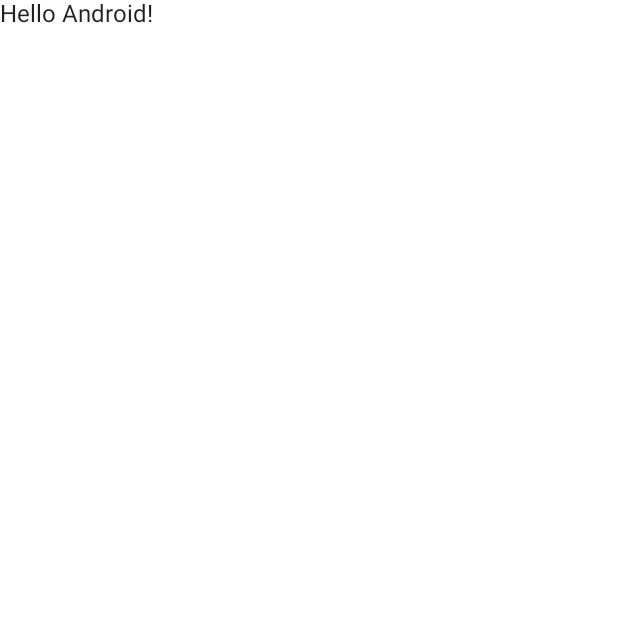
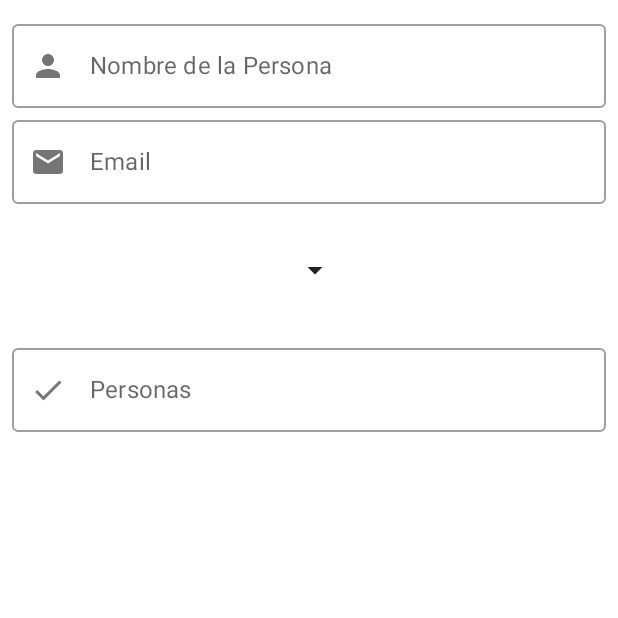
Before and after one commit to nachelysanchez/PrestamosRegisterCompose, an Android app built with Jetpack Compose: the screen it shows after launch (MainActivity), on a phone screen of 412 x 824 dp, the top half of it. Before the commit the part shown is almost empty. Run offline under Robolectric (Android 15) with nearby library versions, the phone set to English and light mode, and no system bars.

Commit message:
Creando Consulta y Registro de Personas

```diff
--- a/app/src/main/java/com/example/peopleregistercompose/MainActivity.kt
+++ b/app/src/main/java/com/example/peopleregistercompose/MainActivity.kt
@@ -3,14 +3,26 @@ package com.example.peopleregistercompose
 import android.os.Bundle
 import androidx.activity.ComponentActivity
 import androidx.activity.compose.setContent
-import androidx.compose.foundation.layout.fillMaxSize
-import androidx.compose.material.MaterialTheme
-import androidx.compose.material.Surface
-import androidx.compose.material.Text
-import androidx.compose.runtime.Composable
+import androidx.compose.foundation.clickable
+import androidx.compose.foundation.layout.*
+import androidx.compose.foundation.lazy.LazyColumn
+import androidx.compose.foundation.lazy.items
+import androidx.compose.material.*
+import androidx.compose.material.icons.Icons
+import androidx.compose.material.icons.filled.ArrowDropDown
+import androidx.compose.material.icons.filled.Check
+import androidx.compose.material.icons.filled.Email
+import androidx.compose.material.icons.filled.Person
+import androidx.compose.runtime.*
+import androidx.compose.ui.Alignment
 import androidx.compose.ui.Modifier
 import androidx.compose.ui.tooling.preview.Preview
+import androidx.compose.ui.unit.dp
+import androidx.compose.ui.unit.sp
 import com.example.peopleregistercompose.ui.theme.PeopleRegisterComposeTheme
+
+
+var selectedOcupacion: String? = null
 
 class MainActivity : ComponentActivity() {
     override fun onCreate(savedInstanceState: Bundle?) {
@@ -22,7 +34,7 @@ class MainActivity : ComponentActivity() {
                     modifier = Modifier.fillMaxSize(),
                     color = MaterialTheme.colors.background
                 ) {
-                    Greeting("Android")
+                    MyApp()
                 }
             }
         }
@@ -30,14 +42,125 @@ class MainActivity : ComponentActivity() {
 }
 
 @Composable
-fun Greeting(name: String) {
-    Text(text = "Hello $name!")
+fun MyApp() {
+    RegistroPersonaScreen()
+}
+
+@Composable
+fun ConsultaPersonaScreen(){
+    Column(modifier = Modifier.padding(8.dp)) {
+        Button(onClick = { /*TODO*/ }) {
+            Text(text = "Nuevo")
+        }
+        val lista = listOf("Kelvin", "Alvaro", "Nachely", "Vismar", "Enel", "Junior")
+
+        LazyColumn(modifier = Modifier.fillMaxWidth()){
+            items(lista){
+                nombre -> RowPersona(nombre = nombre)
+            }
+        }
+    }
+}
+
+@Composable
+fun RegistroPersonaScreen(){
+    val ocup = listOf("Maestro", "Ingeniero", "Doctor", "Carpinterio")
+    Column(modifier = Modifier.padding(8.dp)) {
+        OutlinedTextField(
+            value = "",
+            onValueChange = {},
+            modifier = Modifier.fillMaxWidth(),
+            label = {
+                Text(text = "Nombre de la Persona")
+            },
+            leadingIcon = {
+                Icon(
+                    imageVector = Icons.Default.Person,
+                    contentDescription = null)
+            }
+        )
+
+        OutlinedTextField(
+            value = "",
+            onValueChange = {},
+            modifier = Modifier.fillMaxWidth(),
+            label = {
+                Text(text = "Email")
+            },
+            leadingIcon = {
+                Icon(
+                    imageVector = Icons.Default.Email,
+                    contentDescription = null)
+            }
+        )
+
+        OcupacionesSpinner(ocupacion = ocup)
+
+        OutlinedTextField(
+            value = "",
+            onValueChange = {},
+            modifier = Modifier.fillMaxWidth(),
+            label = {
+                Text(text = "Personas")
+            },
+            leadingIcon = {
+                Icon(
+                    imageVector = Icons.Default.Check,
+                    contentDescription = null)
+            }
+        )
+    }
+}
+
+@Composable
+fun OcupacionesSpinner(ocupacion:List<String>){
+
+    var ocupacionText by remember{
+        mutableStateOf("")
+    }
+    var expended by remember{
+        mutableStateOf(false)
+    }
+    Box(Modifier.fillMaxWidth(), contentAlignment = Alignment.Center) {
+        Row(Modifier
+            .padding(24.dp)
+            .clickable {
+                expended = !expended
+            }
+            .padding(8.dp),
+            horizontalArrangement = Arrangement.Center,
+            verticalAlignment = Alignment.CenterVertically
+        ){
+            Text(text = ocupacionText, fontSize = 18.sp, modifier = Modifier.padding(end = 8.dp))
+            Icon(imageVector = Icons.Filled.ArrowDropDown, contentDescription = "")
+            DropdownMenu(expanded = expended, onDismissRequest = { expended = false}) {
+                ocupacion.forEach {
+                    ocupacion -> DropdownMenuItem(onClick = {
+
+                        expended = false
+                    ocupacionText = ocupacion.toString()
+                    selectedOcupacion = ocupacion
+                }) {
+                        Text(text = ocupacion.toString())
+                }
+                }
+
+            }
+        }
+    }
+}
+
+@Composable
+fun RowPersona(nombre:String){
+    Row() {
+        Text(text = "El nombre es: $nombre")
+    }
 }
 
 @Preview(showBackground = true)
 @Composable
 fun DefaultPreview() {
     PeopleRegisterComposeTheme {
-        Greeting("Android")
+        MyApp()
     }
 }
```
